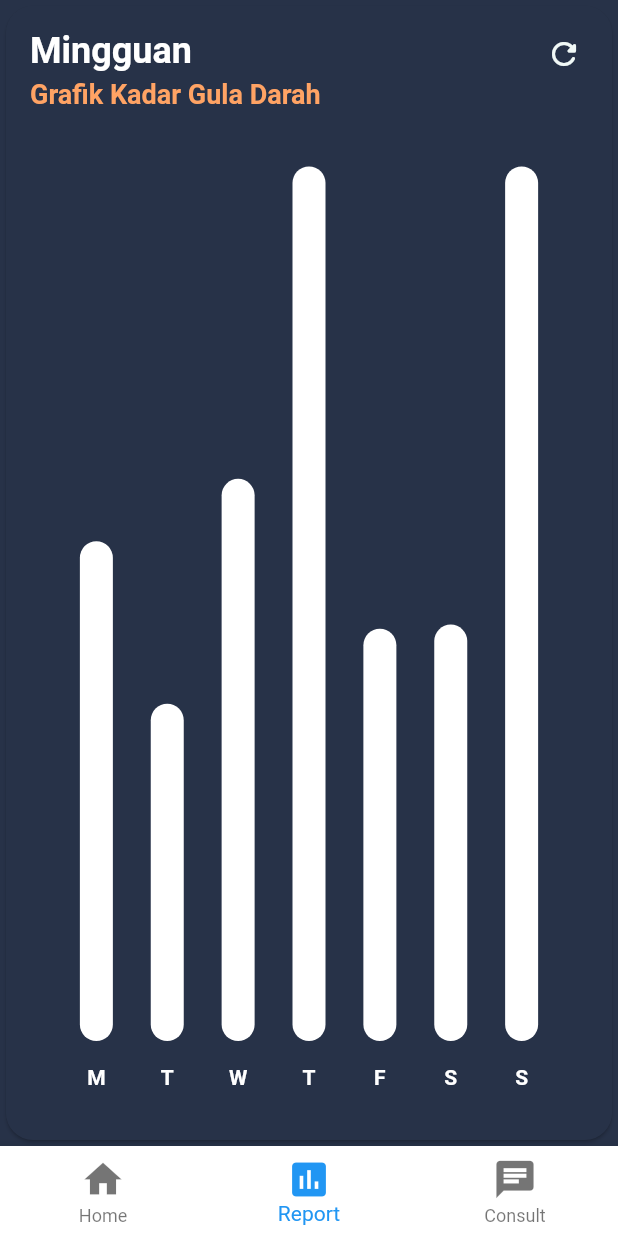
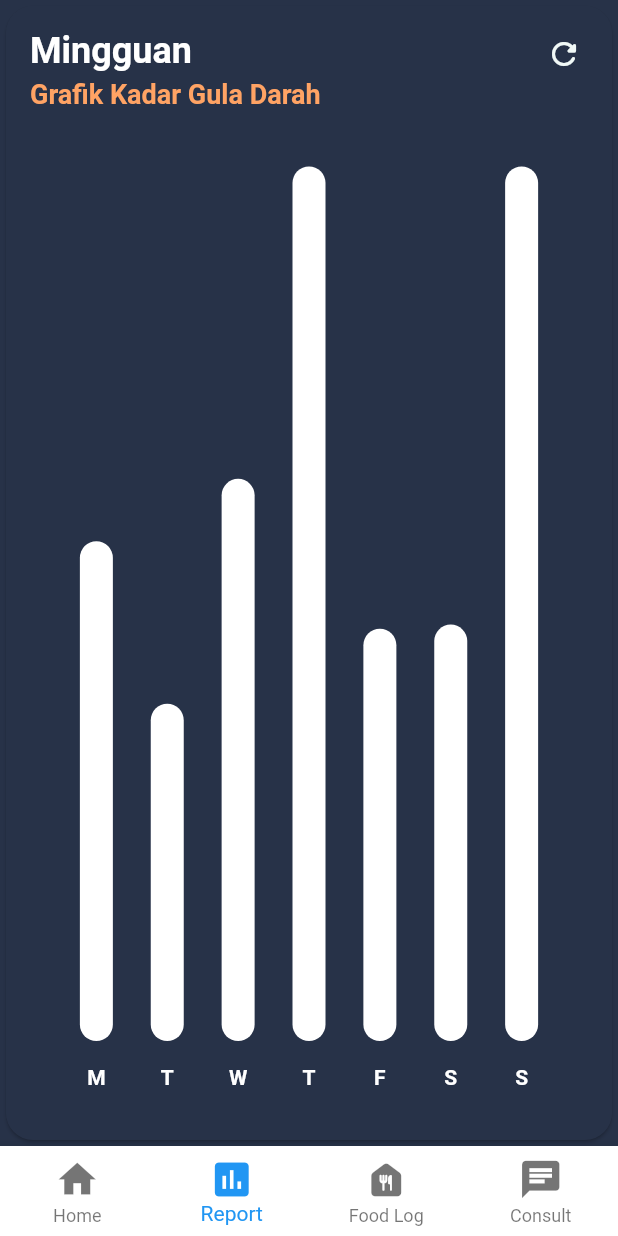
Before and after one commit to diniwl/glud_test, a Flutter app: the BottomNavi screen opened directly, item 2 of the bottom bar chosen, on a phone screen of 412 x 824 dp. Run offline on Flutter 3.47's test engine with Material 2 defaults, Android fonts, the phone set to English and light mode, and no system bars; drawn by our look-alikes of fl_chart; our stand-ins replace cloud_firestore, firebase_auth, firebase_core, firebase_database, flutter_local_notifications, fluttertoast and 5 more; accounts and stored records are empty.

Commit message:
Add Food Log Navi

```diff
--- a/lib/patient_pages/bottom_navi.dart
+++ b/lib/patient_pages/bottom_navi.dart
@@ -1,32 +1,33 @@
 import 'package:flutter/material.dart';
 import 'package:glud_test/patient_pages/consult_page.dart';
+import 'package:glud_test/patient_pages/foodlog_page.dart';
 import 'package:glud_test/patient_pages/home_page.dart';
 import 'package:glud_test/patient_pages/report_page.dart';
 import 'home_page.dart';
 import 'consult_page.dart';
 import 'report_page.dart';
+import 'foodlog_page.dart';
 
-
-class BottomNavi extends StatefulWidget{
-
+class BottomNavi extends StatefulWidget {
   @override
   State<BottomNavi> createState() => _BottomNaviState();
 }
-
 
 class _BottomNaviState extends State<BottomNavi> {
   int _currentIndex = 0;
   //ypu can change the list later with the fixed pages
   final List<Widget> body = [
-    HomePage(payload: '',),
+    HomePage(
+      payload: '',
+    ),
     BarChartSample1(),
+    FoodLog(),
     ConsultPage(),
-
   ];
 
   @override
   Widget build(BuildContext context) {
-    return Scaffold (
+    return Scaffold(
       backgroundColor: Color(0xff273248),
       body: body[_currentIndex],
       bottomNavigationBar: BottomNavigationBar(
@@ -49,6 +50,11 @@ class _BottomNaviState extends State<BottomNavi> {
           ),
 
           BottomNavigationBarItem(
+              icon: Icon(Icons.food_bank_rounded),
+              backgroundColor: Colors.grey,
+              label: 'Food Log',),
+
+          BottomNavigationBarItem(
             icon: Icon(Icons.chat),
             backgroundColor: Colors.grey,
             label: 'Consult',
```
Also changed, not shown: lib/patient_pages/foodlog_page.dart (added, +16 -0 lines). Lines whose indentation alone changed are shown as unchanged.
